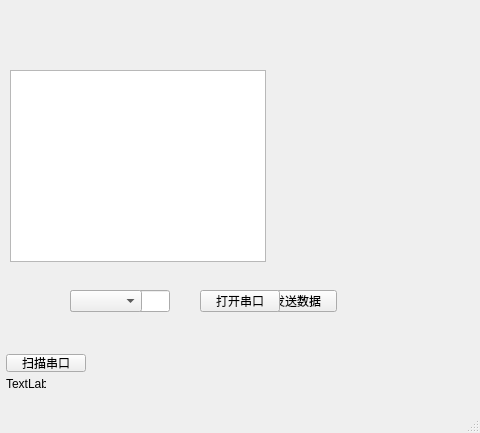
Above: mainwindow.ui from skcjk/situSoftGUI before the change. Below: the same form after it.
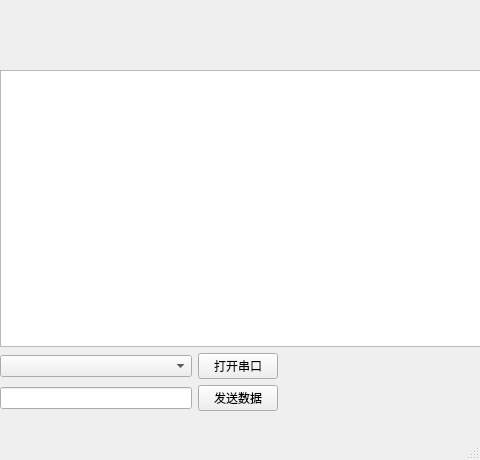
That is the form after the change. Custom widgets are drawn as their Qt base class.

Commit message: 调整布局

```diff
--- a/mainwindow.ui
+++ b/mainwindow.ui
@@ -7,144 +7,76 @@
     <x>0</x>
     <y>0</y>
     <width>480</width>
-    <height>433</height>
+    <height>460</height>
    </rect>
   </property>
   <property name="windowTitle">
    <string>MainWindow</string>
   </property>
   <widget class="QWidget" name="centralwidget">
-   <widget class="QTextEdit" name="textEdit">
+   <widget class="QWidget" name="widget" native="true">
     <property name="geometry">
      <rect>
-      <x>10</x>
+      <x>0</x>
       <y>70</y>
-      <width>256</width>
-      <height>192</height>
+      <width>481</width>
+      <height>341</height>
      </rect>
     </property>
-   </widget>
-   <widget class="QLabel" name="label">
-    <property name="geometry">
-     <rect>
-      <x>6</x>
-      <y>376</y>
-      <width>40</width>
-      <height>16</height>
-     </rect>
-    </property>
-    <property name="text">
-     <string>TextLabel</string>
-    </property>
-   </widget>
-   <widget class="QtMaterialFlatButton" name="searchButton">
-    <property name="geometry">
-     <rect>
-      <x>6</x>
-      <y>354</y>
-      <width>80</width>
-      <height>18</height>
-     </rect>
-    </property>
-    <property name="styleSheet">
-     <string notr="true"/>
-    </property>
-    <property name="text">
-     <string>扫描串口</string>
-    </property>
-   </widget>
-   <widget class="QWidget" name="layoutWidget">
-    <property name="geometry">
-     <rect>
-      <x>40</x>
-      <y>280</y>
-      <width>327</width>
-      <height>42</height>
-     </rect>
-    </property>
-    <layout class="QHBoxLayout" name="horizontalLayout_2">
-     <property name="leftMargin">
-      <number>30</number>
-     </property>
-     <property name="topMargin">
-      <number>10</number>
-     </property>
-     <property name="rightMargin">
-      <number>30</number>
-     </property>
-     <property name="bottomMargin">
-      <number>10</number>
-     </property>
-     <item>
-      <widget class="QtMaterialTextField" name="lineEdit"/>
+    <layout class="QGridLayout" name="gridLayout">
+     <item row="0" column="0" colspan="4">
+      <widget class="QTextEdit" name="textEdit">
+       <property name="readOnly">
+        <bool>true</bool>
+       </property>
+      </widget>
      </item>
-     <item>
+     <item row="2" column="2">
       <spacer name="horizontalSpacer">
        <property name="orientation">
         <enum>Qt::Horizontal</enum>
        </property>
        <property name="sizeHint" stdset="0">
         <size>
-         <width>88</width>
-         <height>20</height>
+         <width>184</width>
+         <height>17</height>
         </size>
        </property>
       </spacer>
      </item>
-     <item>
-      <widget class="QPushButton" name="send_data">
-       <property name="text">
-        <string>发送数据</string>
-       </property>
-      </widget>
-     </item>
-    </layout>
-   </widget>
-   <widget class="QWidget" name="layoutWidget">
-    <property name="geometry">
-     <rect>
-      <x>40</x>
-      <y>280</y>
-      <width>270</width>
-      <height>42</height>
-     </rect>
-    </property>
-    <layout class="QHBoxLayout" name="horizontalLayout">
-     <property name="leftMargin">
-      <number>30</number>
-     </property>
-     <property name="topMargin">
-      <number>10</number>
-     </property>
-     <property name="rightMargin">
-      <number>30</number>
-     </property>
-     <property name="bottomMargin">
-      <number>10</number>
-     </property>
-     <item>
+     <item row="2" column="0">
       <widget class="QComboBox" name="comboBox"/>
      </item>
-     <item>
+     <item row="3" column="0">
+      <widget class="QtMaterialTextField" name="lineEdit"/>
+     </item>
+     <item row="3" column="2">
       <spacer name="horizontalSpacer_2">
        <property name="orientation">
         <enum>Qt::Horizontal</enum>
        </property>
        <property name="sizeHint" stdset="0">
         <size>
-         <width>60</width>
-         <height>20</height>
+         <width>184</width>
+         <height>17</height>
         </size>
        </property>
       </spacer>
      </item>
-     <item>
-      <widget class="QPushButton" name="open_serialport">
+     <item row="2" column="1">
+      <widget class="QtMaterialFlatButton" name="open_serialport">
        <property name="text">
         <string>打开串口</string>
        </property>
       </widget>
      </item>
+     <item row="3" column="1">
+      <widget class="QtMaterialFlatButton" name="send_data">
+       <property name="text">
+        <string>发送数据</string>
+       </property>
+      </widget>
+     </item>
     </layout>
    </widget>
   </widget>
```
The commit also changes 1 other file.
